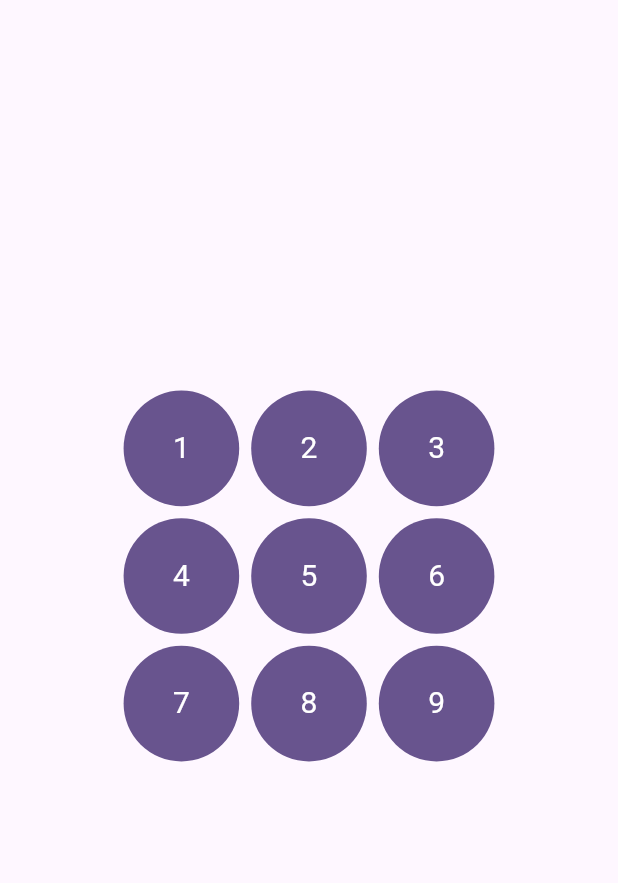
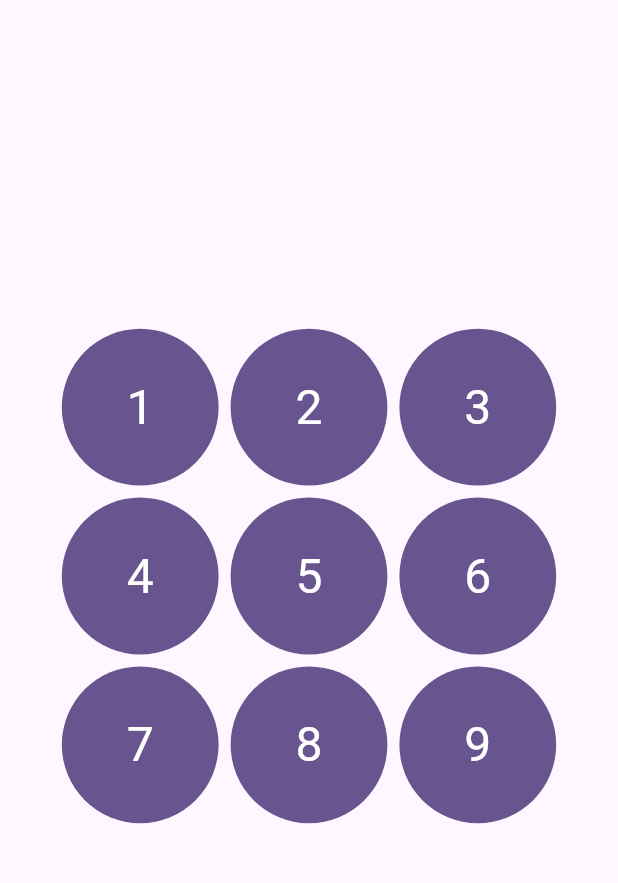
Before and after one commit to anoochit/morph_button, a Flutter app: the screen it shows after launch, on a phone screen of 412 x 824 dp, the part 84-967 px from its top. Run offline on Flutter 3.47's test engine with Material 3 defaults, Android fonts, the phone set to English and light mode, and no system bars.

Commit message:
update example, bump

```diff
--- a/example/lib/main.dart
+++ b/example/lib/main.dart
@@ -1,3 +1,5 @@
+// ignore_for_file: deprecated_member_use
+
 import 'package:flutter/material.dart';
 import 'package:morph_button/morph_button_widget.dart';
 
@@ -43,7 +45,7 @@ class _MyHomePageState extends State<MyHomePage> {
       ),
       body: Center(
         child: SizedBox(
-          width: MediaQuery.of(context).size.width * 0.6,
+          width: MediaQuery.of(context).size.width * 0.8,
           child: GridView.builder(
             shrinkWrap: true,
             itemCount: 9,
@@ -79,14 +81,14 @@ class DialButton extends StatelessWidget {
         width: constraints.maxWidth,
         height: constraints.maxWidth,
         pressedColor: Theme.of(context).colorScheme.primary,
-        initialColor: Theme.of(context).colorScheme.primary.withOpacity(0.6),
+        initialColor: Theme.of(context).colorScheme.inversePrimary,
         initialRadius: 12.0,
         title: Text(
           title,
-          style: const TextStyle(
-            fontSize: 20.0,
-            color: Colors.white,
-          ),
+          style: Theme.of(context)
+              .textTheme
+              .headlineLarge!
+              .apply(color: Colors.white),
         ),
         onTap: () {},
       );
--- a/pubspec.yaml
+++ b/pubspec.yaml
@@ -1,6 +1,6 @@
 name: morph_button
 description: "Animate buttons! Flutter package for dynamic shapes & smooth animations."
-version: 0.0.3
+version: 0.0.4
 homepage: https://github.com/anoochit/morph_button
 
 environment:
```
Also changed, not shown: example/pubspec.lock, 12 other files.
